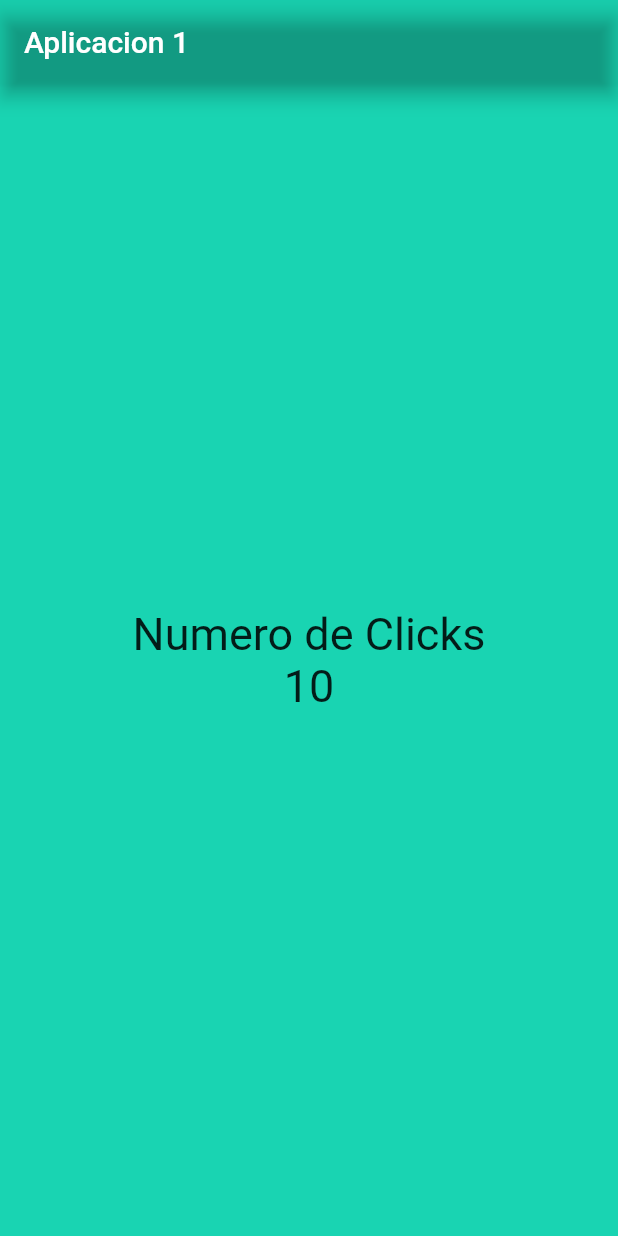
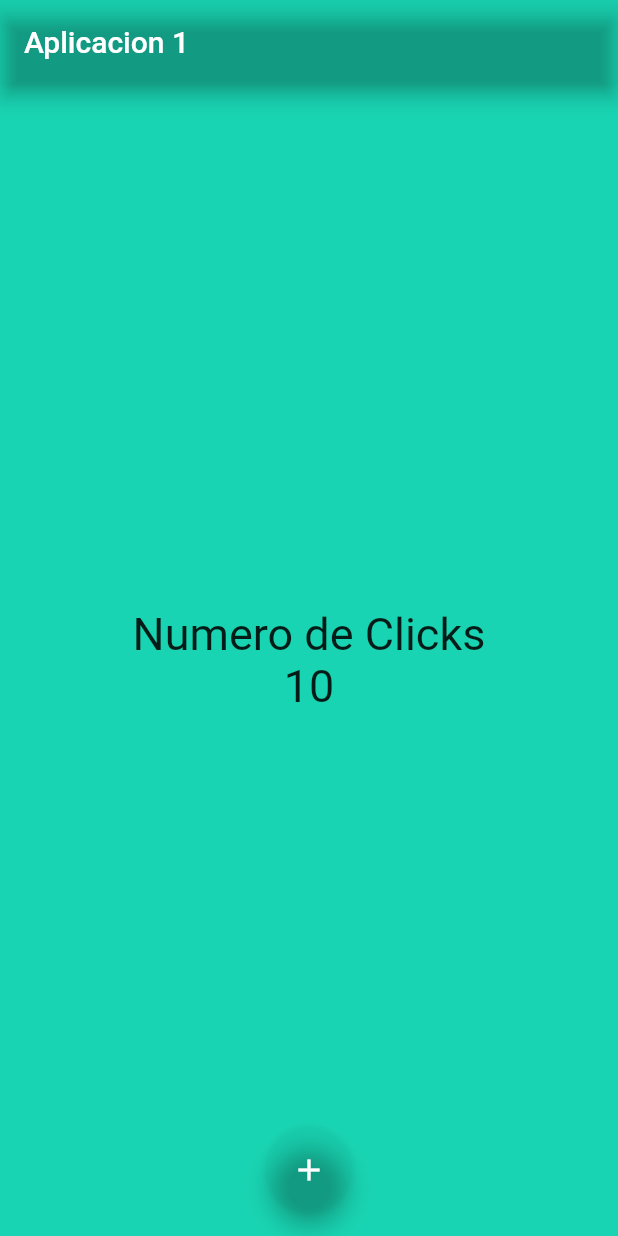
Before and after one commit to Albert0GR/my_appFlutter, a Flutter app: the screen it shows after launch, on a phone screen of 412 x 824 dp. Run offline on Flutter 3.47's test engine with Material 2 defaults, Android fonts, the phone set to English and light mode, and no system bars; our stand-ins replace sqflite; accounts and stored records are empty.

Commit message:
FloatingActionButton

```diff
--- a/lib/screens/home_screen.dart
+++ b/lib/screens/home_screen.dart
@@ -17,7 +17,6 @@ class HomeScreen extends StatelessWidget {
 
   @override
   Widget build(BuildContext context) {
-
     TextStyle fontSize30 = const TextStyle(fontSize: 30);
 
     return Scaffold(
@@ -31,16 +30,18 @@ class HomeScreen extends StatelessWidget {
           mainAxisAlignment: MainAxisAlignment.center,
           crossAxisAlignment: CrossAxisAlignment.center,
           children: [
-            const Text(
-              'Numero de Clicks',
-              style: TextStyle(fontSize: 30),
-            ),
-            Text(
-              '10',
-              style: fontSize30,
-            ),
+            const Text('Numero de Clicks', style: TextStyle(fontSize: 30)),
+            Text('10', style: fontSize30),
           ],
         ),
+      ),
+      floatingActionButtonLocation: FloatingActionButtonLocation.centerFloat,
+      floatingActionButton: FloatingActionButton(
+        backgroundColor: const Color.fromRGBO(74, 66, 70, 0.0),
+        child: const Icon(Icons.add),
+        onPressed: () {
+          print('has hecho click');
+        },
       ),
     );
   }
```
